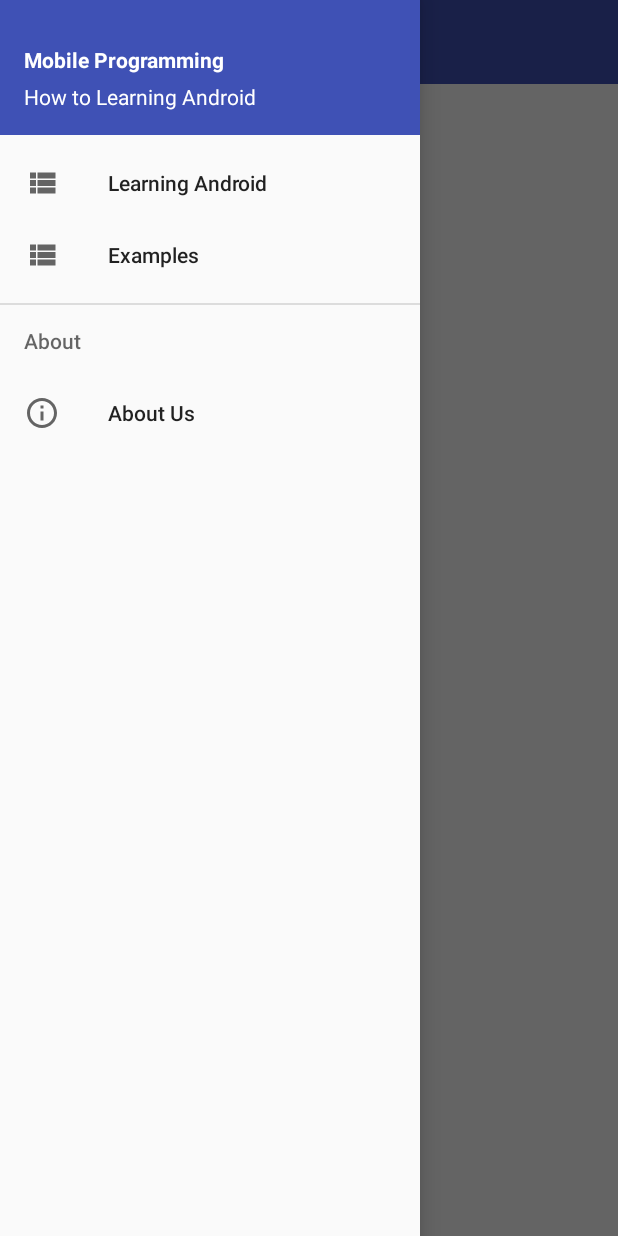
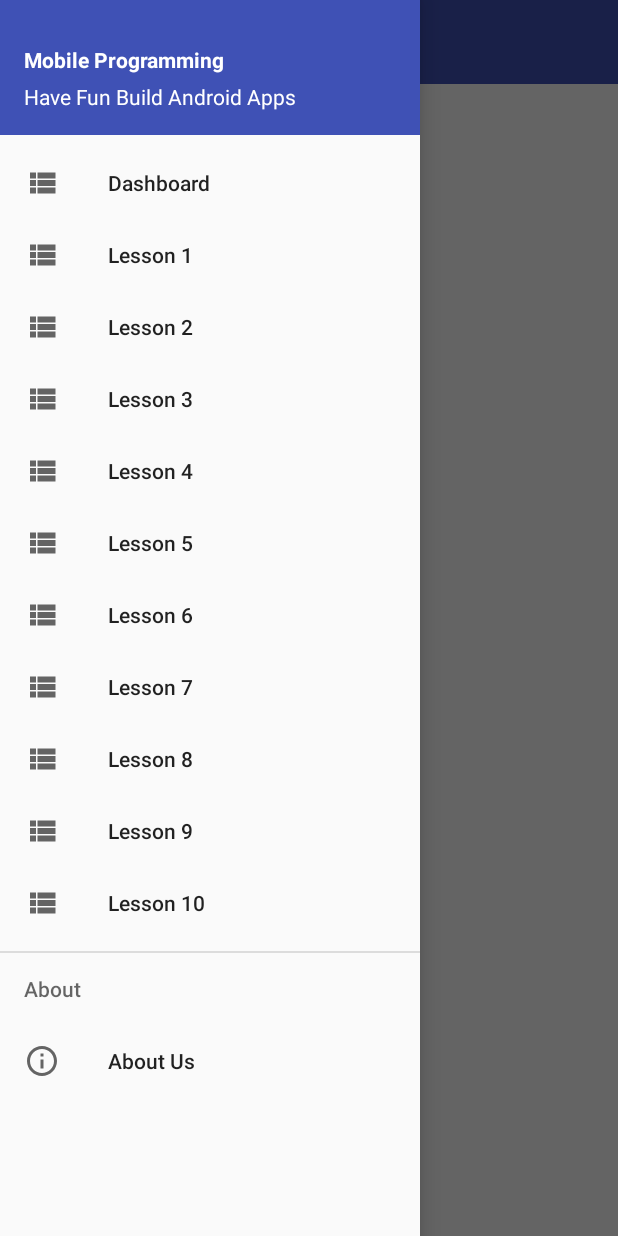
Before and after one commit to alfianhpratama/Android-Tutorial, an Android app: the screen it shows after launch (MainActivity), with the side drawer open, on a phone screen of 412 x 824 dp. Run offline under Robolectric (Android 15) with nearby library versions, the phone set to English and light mode, and no system bars.

Commit message:
Masih percobaan

```diff
--- a/app/src/main/res/layout/nav_header.xml
+++ b/app/src/main/res/layout/nav_header.xml
@@ -31,7 +31,7 @@
             android:layout_height="wrap_content"
             android:layout_marginBottom="16dp"
             android:layout_marginLeft="16dp"
-            android:text="How to Learning Android"
+            android:text="Have Fun Build Android Apps"
             android:textColor="#fff" />
     </LinearLayout>
 </RelativeLayout>
--- a/app/src/main/res/menu/nav_menu.xml
+++ b/app/src/main/res/menu/nav_menu.xml
@@ -3,13 +3,60 @@
 
     <group android:checkableBehavior="single">
         <item
-            android:id="@+id/pelajaran"
+            android:id="@+id/home_page"
             android:icon="@drawable/ic_daftar"
-            android:title="Learning Android" />
+            android:title="@string/dashboard" />
+
         <item
-            android:id="@+id/example"
+            android:id="@+id/pelajaran1"
             android:icon="@drawable/ic_daftar"
-            android:title="Examples" />
+            android:title="@string/lesson_1" />
+
+        <item
+            android:id="@+id/pelajaran2"
+            android:icon="@drawable/ic_daftar"
+            android:title="@string/lesson_2" />
+
+        <item
+            android:id="@+id/pelajaran3"
+            android:icon="@drawable/ic_daftar"
+            android:title="@string/lesson_3" />
+
+        <item
+            android:id="@+id/pelajaran4"
+            android:icon="@drawable/ic_daftar"
+            android:title="@string/lesson_4" />
+
+        <item
+            android:id="@+id/pelajaran5"
+            android:icon="@drawable/ic_daftar"
+            android:title="@string/lesson_5" />
+
+        <item
+            android:id="@+id/pelajaran6"
+            android:icon="@drawable/ic_daftar"
+            android:title="@string/lesson_6" />
+
+        <item
+            android:id="@+id/pelajaran7"
+            android:icon="@drawable/ic_daftar"
+            android:title="@string/lesson_7" />
+
+        <item
+            android:id="@+id/pelajaran8"
+            android:icon="@drawable/ic_daftar"
+            android:title="@string/lesson_8" />
+
+        <item
+            android:id="@+id/pelajaran9"
+            android:icon="@drawable/ic_daftar"
+            android:title="@string/lesson_9" />
+
+        <item
+            android:id="@+id/pelajaran10"
+            android:icon="@drawable/ic_daftar"
+            android:title="@string/lesson_10" />
+
 
     </group>
 
@@ -18,7 +65,7 @@
             <item
                 android:id="@+id/about"
                 android:icon="@drawable/ic_about"
-                android:title="About Us" />
+                android:title="@string/about_us" />
         </menu>
     </item>
 
--- a/app/src/main/res/values/strings.xml
+++ b/app/src/main/res/values/strings.xml
@@ -2,4 +2,16 @@
     <string name="app_name">Android Tutorial</string>
     <string name="dibuka">Dibuka</string>
     <string name="ditutup">Ditutup</string>
+    <string name="dashboard">Dashboard</string>
+    <string name="lesson_1">Lesson 1</string>
+    <string name="lesson_2">Lesson 2</string>
+    <string name="lesson_3">Lesson 3</string>
+    <string name="lesson_4">Lesson 4</string>
+    <string name="lesson_5">Lesson 5</string>
+    <string name="lesson_6">Lesson 6</string>
+    <string name="lesson_7">Lesson 7</string>
+    <string name="lesson_8">Lesson 8</string>
+    <string name="lesson_9">Lesson 9</string>
+    <string name="lesson_10">Lesson 10</string>
+    <string name="about_us">About Us</string>
 </resources>
```
Also changed, not shown: app/src/main/java/alfianagramerry/mobpro/tugasbesar/androidtutorial/MainActivity.java (+30 -3 lines).
